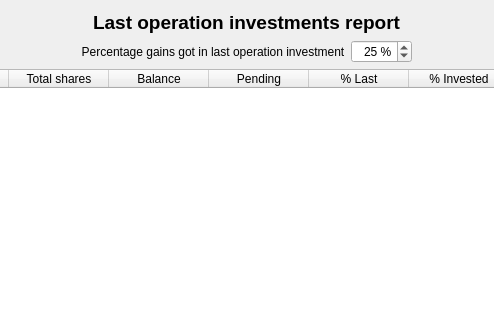
The window that ui/wdgLastCurrent.ui (turulomio/xulpymoney) describes before a commit, drawn with Qt 5; both pictures show x 303 to 797 and y 0 to 320 of the 1099 by 524 pixel window.
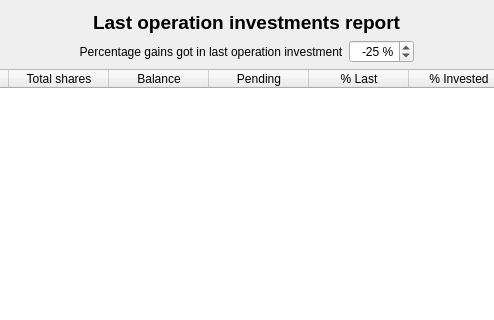
The same window after the commit. Icons and pictures are not drawn. Custom widgets are drawn as their Qt base class.

What changed in the file:
```diff
--- a/ui/wdgLastCurrent.ui
+++ b/ui/wdgLastCurrent.ui
@@ -64,7 +64,7 @@
           <string> %</string>
          </property>
          <property name="minimum">
-          <number>1</number>
+          <number>-100</number>
          </property>
          <property name="maximum">
           <number>100</number>
@@ -73,7 +73,7 @@
           <number>5</number>
          </property>
          <property name="value">
-          <number>25</number>
+          <number>-25</number>
          </property>
         </widget>
        </item>
```
